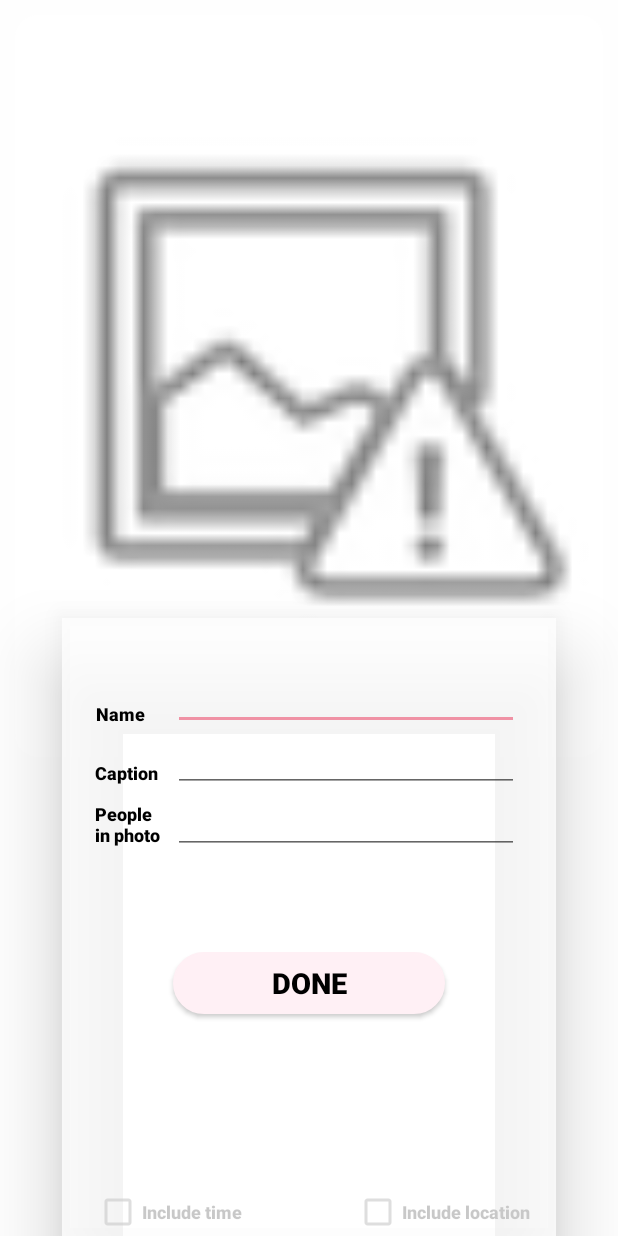
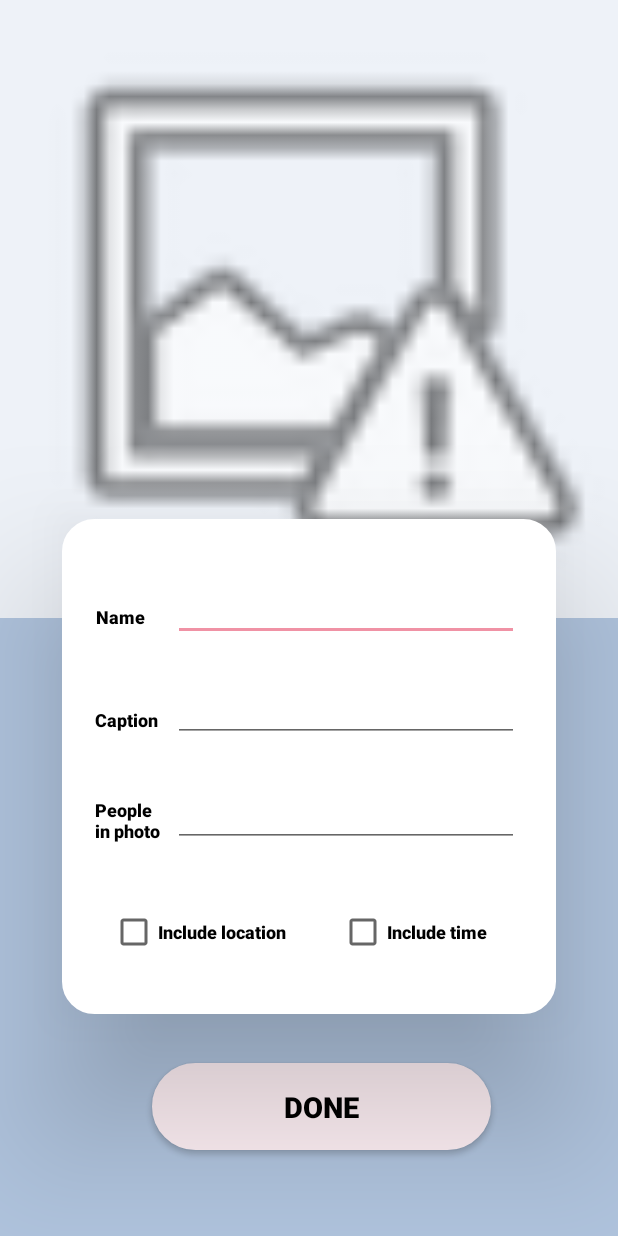
Before and after one commit to richardyjtian/memory-frame, an Android app: the PhotoPropertiesActivity screen opened directly, with no data from a screen before it, on a phone screen of 412 x 824 dp. Run offline under Robolectric (Android 15) with nearby library versions, the phone set to English and light mode, and no system bars; our stand-ins replace Firebase (no records; nobody signed in at launch, a user with empty details on screens opened directly), Picasso; 5 statements that could not run were skipped.

Commit message:
changed properties layout

```diff
--- a/PhotoFrame/app/src/main/java/io/github/richardyjtian/photoframe/BTActivity.java
+++ b/PhotoFrame/app/src/main/java/io/github/richardyjtian/photoframe/BTActivity.java
@@ -149,7 +149,7 @@ public class BTActivity extends AppCompatActivity {
             Intent intent = new Intent(BTActivity.this, FrameActivity.class);
 
             //Change the activity.
-            //intent.putExtra("name", info);
+            intent.putExtra("name", info);
             intent.putExtra(EXTRA_ADDRESS, address); //this will be received at ledControl (class) Activity
             startActivity(intent);
         }
--- a/PhotoFrame/app/src/main/java/io/github/richardyjtian/photoframe/FrameActivity.java
+++ b/PhotoFrame/app/src/main/java/io/github/richardyjtian/photoframe/FrameActivity.java
@@ -92,10 +92,10 @@ public class FrameActivity extends AppCompatActivity {
         Intent intent = getIntent();
         address = intent.getStringExtra(BTActivity.EXTRA_ADDRESS); //receive the address of the bluetooth device
 
-        new ConnectBT().execute(); //Call the class to connect
+        //new ConnectBT().execute(); //Call the class to connect
 
-        //String name = intent.getStringExtra("name");
-        frameName.setText("kkk");
+        String name = intent.getStringExtra("name");
+        frameName.setText(name.toCharArray(),0, name.length());
 
         pg.setClickable(true);
         pg.setOnClickListener(new View.OnClickListener() {
--- a/PhotoFrame/app/src/main/java/io/github/richardyjtian/photoframe/SuccessActivity.java
+++ b/PhotoFrame/app/src/main/java/io/github/richardyjtian/photoframe/SuccessActivity.java
@@ -11,9 +11,10 @@ import android.util.DisplayMetrics;
 import android.view.MotionEvent;
 import android.view.View;
 import android.widget.Button;
+import android.widget.FrameLayout;
 
 
-    public class SuccessActivity extends AppCompatActivity {
+public class SuccessActivity extends AppCompatActivity {
 
         Button create;
         View decorView;
--- /dev/null
+++ b/PhotoFrame/app/src/main/res/drawable/round_layout.xml
@@ -0,0 +1,7 @@
+<?xml version="1.0" encoding="UTF-8"?>
+<shape xmlns:android="http://schemas.android.com/apk/res/android">
+    <solid android:color="#FFFFFF"/>
+    <stroke android:width="3dp" android:color="#FFFFFF" />
+    <corners android:radius="20dp"/>
+    <padding android:left="0dp" android:top="0dp" android:right="0dp" android:bottom="0dp" />
+</shape>
--- a/PhotoFrame/app/src/main/res/layout/activity_photo_properties.xml
+++ b/PhotoFrame/app/src/main/res/layout/activity_photo_properties.xml
@@ -5,49 +5,42 @@
     android:id="@+id/property"
     android:layout_width="match_parent"
     android:layout_height="match_parent"
-    android:background="#FFFFFF"
+    android:background="#B0C4DE"
     tools:context=".PhotoPropertiesActivity">
 
-    <io.github.richardyjtian.photoframe.RoundLayout
-        android:id="@+id/roundLayout"
+
+    <ImageView
+        android:id="@+id/img"
         android:layout_width="match_parent"
         android:layout_height="0dp"
-        android:layout_margin="10dp"
-        android:layout_marginTop="10dp"
-        android:background="#fff"
-        app:layout_constraintHeight_percent="0.6"
-
-        app:layout_constraintEnd_toEndOf="parent"
-        app:layout_constraintHorizontal_bias="0.5"
+        android:background="#FFFFFF"
+        android:fontFamily="sans-serif-black"
+        app:layout_constraintTop_toTopOf="parent"
+        app:layout_constraintBottom_toBottomOf="parent"
         app:layout_constraintLeft_toLeftOf="parent"
         app:layout_constraintRight_toRightOf="parent"
         app:layout_constraintStart_toStartOf="parent"
-        app:layout_constraintTop_toTopOf="parent">
+        app:layout_constraintEnd_toEndOf="parent"
+        app:layout_constraintHeight_percent="0.5"
+        app:layout_constraintVertical_bias="0.0"
+        app:srcCompat="@android:drawable/ic_menu_report_image"/>
 
-        <ImageView
-            android:id="@+id/img"
-            android:layout_width="match_parent"
-            android:layout_height="match_parent"
-            android:layout_marginBottom="8dp"
-            android:fontFamily="sans-serif-black"
-            app:srcCompat="@android:drawable/ic_menu_report_image" />
-    </io.github.richardyjtian.photoframe.RoundLayout>
 
     <android.support.constraint.ConstraintLayout
         android:id="@+id/constraintLayout"
         android:layout_width="0dp"
         android:layout_height="0dp"
-        android:background="#FFFFFF"
-        android:elevation="30dp"
+        android:background="@drawable/round_layout"
+        android:elevation="60dp"
         android:outlineProvider="bounds"
         app:layout_constraintBottom_toBottomOf="parent"
         app:layout_constraintEnd_toEndOf="parent"
-        app:layout_constraintHeight_percent="0.5"
+        app:layout_constraintHeight_percent="0.4"
         app:layout_constraintLeft_toLeftOf="parent"
         app:layout_constraintRight_toRightOf="parent"
         app:layout_constraintStart_toStartOf="parent"
         app:layout_constraintTop_toTopOf="parent"
-        app:layout_constraintVertical_bias="1.0"
+        app:layout_constraintVertical_bias="0.7"
         app:layout_constraintWidth_percent="0.8">
 
         <TextView
@@ -67,7 +60,7 @@
             app:layout_constraintRight_toRightOf="parent"
             app:layout_constraintStart_toStartOf="parent"
             app:layout_constraintTop_toTopOf="parent"
-            app:layout_constraintVertical_bias="0.14" />
+            app:layout_constraintVertical_bias="0.18" />
 
         <EditText
             android:id="@+id/name"
@@ -86,7 +79,7 @@
             app:layout_constraintRight_toRightOf="parent"
             app:layout_constraintStart_toStartOf="parent"
             app:layout_constraintTop_toTopOf="parent"
-            app:layout_constraintVertical_bias="0.1"
+            app:layout_constraintVertical_bias="0.15"
             app:layout_constraintWidth_percent="0.7" />
 
         <TextView
@@ -106,7 +99,7 @@
             app:layout_constraintRight_toRightOf="parent"
             app:layout_constraintStart_toStartOf="parent"
             app:layout_constraintTop_toTopOf="parent"
-            app:layout_constraintVertical_bias="0.24" />
+            app:layout_constraintVertical_bias="0.4" />
 
         <EditText
             android:id="@+id/caption"
@@ -124,7 +117,7 @@
             app:layout_constraintRight_toRightOf="parent"
             app:layout_constraintStart_toStartOf="parent"
             app:layout_constraintTop_toTopOf="parent"
-            app:layout_constraintVertical_bias="0.21"
+            app:layout_constraintVertical_bias="0.38"
             app:layout_constraintWidth_percent="0.7" />
 
         <TextView
@@ -144,7 +137,7 @@
             app:layout_constraintRight_toRightOf="parent"
             app:layout_constraintStart_toStartOf="parent"
             app:layout_constraintTop_toTopOf="parent"
-            app:layout_constraintVertical_bias="0.32" />
+            app:layout_constraintVertical_bias="0.62" />
 
 
         <EditText
@@ -163,64 +156,71 @@
             app:layout_constraintRight_toRightOf="parent"
             app:layout_constraintStart_toStartOf="parent"
             app:layout_constraintTop_toTopOf="parent"
-            app:layout_constraintVertical_bias="0.32"
+            app:layout_constraintVertical_bias="0.62"
             app:layout_constraintWidth_percent="0.7" />
 
-        <Button
-            android:id="@+id/finish_button"
-            android:layout_width="0dp"
-            android:layout_height="0dp"
-            android:layout_gravity="center_horizontal"
-            android:background="@drawable/logout_selector"
+        <CheckBox
+            android:id="@+id/location_taken"
+            android:layout_width="wrap_content"
+            android:layout_height="wrap_content"
             android:fontFamily="sans-serif-black"
-            android:onClick="finish"
-            android:text="Done"
+            android:text="Include location"
             android:textColor="@android:color/black"
-            android:textSize="19sp"
+            android:textSize="12sp"
             app:layout_constraintBottom_toBottomOf="parent"
             app:layout_constraintEnd_toEndOf="parent"
-            app:layout_constraintHeight_percent="0.1"
-            app:layout_constraintHorizontal_bias="0.5"
+            app:layout_constraintHorizontal_bias="0.15"
             app:layout_constraintLeft_toLeftOf="parent"
             app:layout_constraintRight_toRightOf="parent"
             app:layout_constraintStart_toStartOf="parent"
             app:layout_constraintTop_toTopOf="parent"
-            app:layout_constraintVertical_bias="0.6"
-            app:layout_constraintWidth_percent="0.55" />
+            app:layout_constraintVertical_bias="0.87" />
+
+        <CheckBox
+            android:id="@+id/time_taken"
+            android:layout_width="wrap_content"
+            android:layout_height="wrap_content"
+            android:fontFamily="sans-serif-black"
+            android:text="Include time"
+            android:textColor="@android:color/black"
+            android:textSize="12sp"
+            app:layout_constraintBottom_toBottomOf="parent"
+            app:layout_constraintEnd_toEndOf="parent"
+            app:layout_constraintTop_toTopOf="parent"
+            app:layout_constraintHorizontal_bias="0.8"
+            app:layout_constraintVertical_bias="0.87"
+            app:layout_constraintLeft_toLeftOf="parent"
+            app:layout_constraintRight_toRightOf="parent"
+            app:layout_constraintStart_toStartOf="parent" />
 
     </android.support.constraint.ConstraintLayout>
 
-
-    <CheckBox
-        android:id="@+id/time_taken"
-        android:layout_width="wrap_content"
-        android:layout_height="wrap_content"
-        app:layout_constraintHorizontal_bias="0.2"
+    <Button
+        android:id="@+id/finish_button"
+        android:layout_width="0dp"
+        android:layout_height="0dp"
+        android:layout_gravity="center_horizontal"
+        android:background="@drawable/logout_selector"
         android:fontFamily="sans-serif-black"
-        android:text="Include time"
+        android:onClick="finish"
+        android:text="Done"
+        android:elevation="60dp"
         android:textColor="@android:color/black"
-        android:textSize="12sp"
+        android:textSize="19sp"
         app:layout_constraintBottom_toBottomOf="parent"
-        app:layout_constraintStart_toStartOf="parent"
+        app:layout_constraintEnd_toEndOf="parent"
+        app:layout_constraintHeight_percent="0.07"
+        app:layout_constraintHorizontal_bias="0.545"
         app:layout_constraintLeft_toLeftOf="parent"
         app:layout_constraintRight_toRightOf="parent"
-        app:layout_constraintEnd_toEndOf="parent"
-        />
+        app:layout_constraintStart_toStartOf="parent"
+        app:layout_constraintTop_toTopOf="parent"
+        app:layout_constraintVertical_bias="0.925"
+        app:layout_constraintWidth_percent="0.55" />
 
-    <CheckBox
-        android:id="@+id/location_taken"
-        android:layout_width="wrap_content"
-        android:layout_height="wrap_content"
-        android:fontFamily="sans-serif-black"
-        android:text="Include location"
-        android:textColor="@android:color/black"
-        android:textSize="12sp"
-        app:layout_constraintHorizontal_bias="0.8"
-        app:layout_constraintBottom_toBottomOf="parent"
-        app:layout_constraintStart_toStartOf="parent"
-        app:layout_constraintLeft_toLeftOf="parent"
-        app:layout_constraintRight_toRightOf="parent"
-        app:layout_constraintEnd_toEndOf="parent" />
+
+
+
 
 
 </android.support.constraint.ConstraintLayout>
--- a/PhotoFrame/app/src/main/res/layout/main.xml
+++ b/PhotoFrame/app/src/main/res/layout/main.xml
@@ -1,6 +1,7 @@
 <?xml version="1.0" encoding="utf-8"?>
 <io.github.richardyjtian.photoframe.MainView
     xmlns:android="http://schemas.android.com/apk/res/android"
+    xmlns:app="http://schemas.android.com/apk/res-auto"
     android:layout_width="match_parent"
     android:layout_height="match_parent"
     android:background="#fff">
@@ -57,9 +58,9 @@
         android:id="@+id/btwindow"
         android:layout_width="match_parent"
         android:layout_height="0dp"
-        android:background="#FFFFFF"
         app:layout_constraintHeight_percent="0.9"
         app:layout_constraintStart_toStartOf="parent"
+        android:background="@android:color/transparent"
         app:layout_constraintTop_toBottomOf="@id/upperwindow">
 
 
@@ -67,12 +68,12 @@
             android:id="@+id/listView"
             android:layout_width="0dp"
             android:layout_height="0dp"
-            android:layout_marginLeft="8dp"
-            android:layout_marginRight="8dp"
             app:layout_constraintBottom_toBottomOf="parent"
+            app:layout_constraintHorizontal_bias="0.0"
             app:layout_constraintLeft_toLeftOf="parent"
             app:layout_constraintRight_toRightOf="parent"
-            app:layout_constraintTop_toTopOf="parent"></ListView>
+            app:layout_constraintTop_toTopOf="parent"
+            app:layout_constraintVertical_bias="0.0"></ListView>
 
         <io.github.richardyjtian.photoframe.DragButton
             android:id="@+id/plusButton"
--- a/PhotoFrame/app/src/main/res/layout/menu.xml
+++ b/PhotoFrame/app/src/main/res/layout/menu.xml
@@ -44,6 +44,7 @@
             android:text="Hello World"/>
 
     </android.support.constraint.ConstraintLayout>
+
 
     <LinearLayout
         android:layout_width="wrap_content"
--- a/PhotoFrame/app/src/main/res/layout/photo_gallery_dialogbox.xml
+++ b/PhotoFrame/app/src/main/res/layout/photo_gallery_dialogbox.xml
@@ -11,6 +11,7 @@
         android:layout_width="50dp"
         android:layout_height="50dp"
         android:layout_marginTop="40dp"
+        android:background="@android:color/transparent"
         android:src="@drawable/outline_collections_black_48dp"
         app:layout_constraintEnd_toEndOf="parent"
         app:layout_constraintHorizontal_bias="0.3"
@@ -24,6 +25,7 @@
         android:id="@+id/cam"
         android:layout_width="50dp"
         android:layout_height="50dp"
+        android:background="@android:color/transparent"
         android:src="@drawable/outline_camera_alt_black_48dp"
         app:layout_constraintTop_toTopOf="parent"
         android:layout_marginTop="40dp"
@@ -37,9 +39,9 @@
         android:layout_height="wrap_content"
         android:layout_gravity="center_horizontal"
         android:layout_marginTop="12dp"
-        android:background="@android:color/white"
         android:fontFamily="sans-serif-black"
         android:text="UPLOAD FROM \n PHOTO GALLERY"
+        android:background="@android:color/transparent"
         app:layout_constraintEnd_toEndOf="parent"
         app:layout_constraintHorizontal_bias="0.235"
         app:layout_constraintLeft_toLeftOf="parent"
@@ -54,7 +56,7 @@
         android:layout_height="wrap_content"
         android:layout_gravity="center_horizontal"
         android:layout_marginTop="12dp"
-        android:background="@android:color/white"
+        android:background="@android:color/transparent"
         android:fontFamily="sans-serif-black"
         android:text="TAKE PHOTO"
         app:layout_constraintEnd_toEndOf="parent"
```
